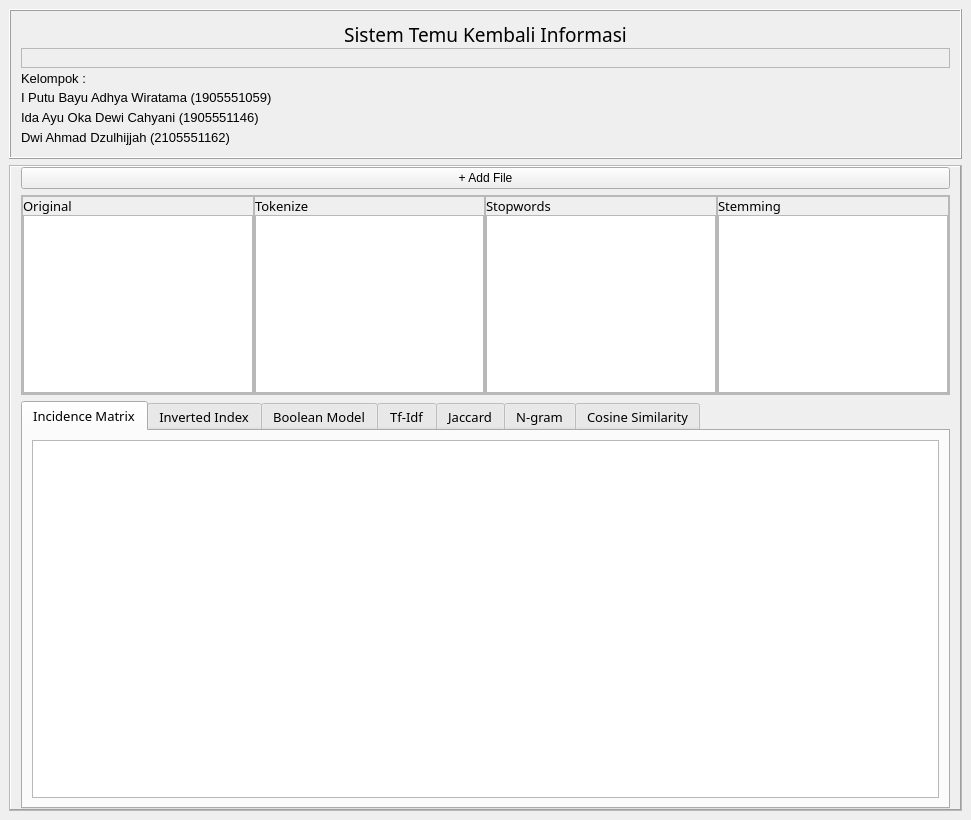
TamaWira/DIRDA, file Code/gui.ui: the form before one commit.
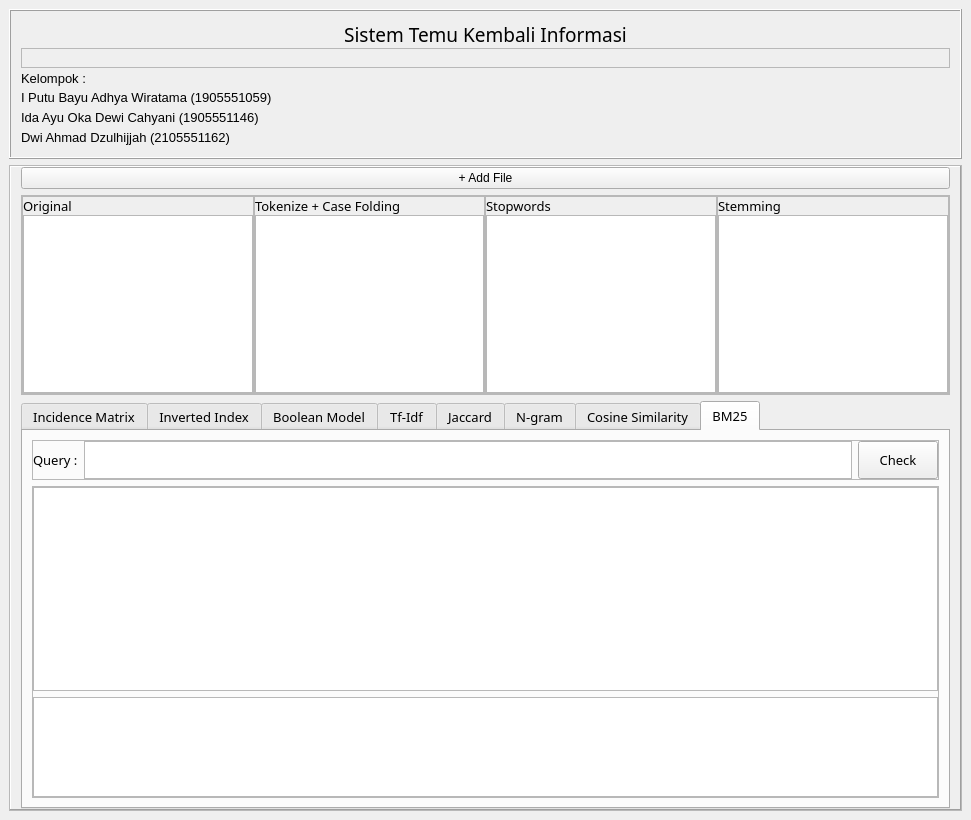
The form after the commit.

Patch:
```diff
--- a/Code/gui.ui
+++ b/Code/gui.ui
@@ -307,7 +307,7 @@
                    </font>
                   </property>
                   <property name="text">
-                   <string>Tokenize</string>
+                   <string>Tokenize + Case Folding</string>
                   </property>
                  </widget>
                 </item>
@@ -469,7 +469,7 @@
              </font>
             </property>
             <property name="currentIndex">
-             <number>0</number>
+             <number>7</number>
             </property>
             <widget class="QWidget" name="tabIncidence">
              <attribute name="title">
@@ -1140,6 +1140,110 @@
               </item>
              </layout>
             </widget>
+            <widget class="QWidget" name="tab_2">
+             <attribute name="title">
+              <string>BM25</string>
+             </attribute>
+             <layout class="QVBoxLayout" name="verticalLayout">
+              <item>
+               <widget class="QFrame" name="frame_21">
+                <property name="maximumSize">
+                 <size>
+                  <width>16777215</width>
+                  <height>40</height>
+                 </size>
+                </property>
+                <property name="frameShape">
+                 <enum>QFrame::StyledPanel</enum>
+                </property>
+                <property name="frameShadow">
+                 <enum>QFrame::Raised</enum>
+                </property>
+                <layout class="QHBoxLayout" name="horizontalLayout_8">
+                 <property name="leftMargin">
+                  <number>0</number>
+                 </property>
+                 <property name="topMargin">
+                  <number>0</number>
+                 </property>
+                 <property name="rightMargin">
+                  <number>0</number>
+                 </property>
+                 <property name="bottomMargin">
+                  <number>0</number>
+                 </property>
+                 <item>
+                  <widget class="QLabel" name="label_16">
+                   <property name="text">
+                    <string>Query :</string>
+                   </property>
+                  </widget>
+                 </item>
+                 <item>
+                  <widget class="QTextEdit" name="editBM">
+                   <property name="sizePolicy">
+                    <sizepolicy hsizetype="Expanding" vsizetype="Preferred">
+                     <horstretch>0</horstretch>
+                     <verstretch>0</verstretch>
+                    </sizepolicy>
+                   </property>
+                  </widget>
+                 </item>
+                 <item>
+                  <widget class="QPushButton" name="btnBM">
+                   <property name="maximumSize">
+                    <size>
+                     <width>16777215</width>
+                     <height>40</height>
+                    </size>
+                   </property>
+                   <property name="text">
+                    <string>Check</string>
+                   </property>
+                  </widget>
+                 </item>
+                </layout>
+               </widget>
+              </item>
+              <item>
+               <widget class="QFrame" name="frame_22">
+                <property name="frameShape">
+                 <enum>QFrame::StyledPanel</enum>
+                </property>
+                <property name="frameShadow">
+                 <enum>QFrame::Raised</enum>
+                </property>
+                <layout class="QVBoxLayout" name="verticalLayout_22">
+                 <property name="leftMargin">
+                  <number>0</number>
+                 </property>
+                 <property name="topMargin">
+                  <number>0</number>
+                 </property>
+                 <property name="rightMargin">
+                  <number>0</number>
+                 </property>
+                 <property name="bottomMargin">
+                  <number>0</number>
+                 </property>
+                 <item>
+                  <widget class="QListWidget" name="listBM"/>
+                 </item>
+                 <item>
+                  <widget class="QListWidget" name="rankBM">
+                   <property name="maximumSize">
+                    <size>
+                     <width>16777215</width>
+                     <height>100</height>
+                    </size>
+                   </property>
+                  </widget>
+                 </item>
+                </layout>
+               </widget>
+              </item>
+             </layout>
+            </widget>
            </widget>
           </item>
          </layout>
```
